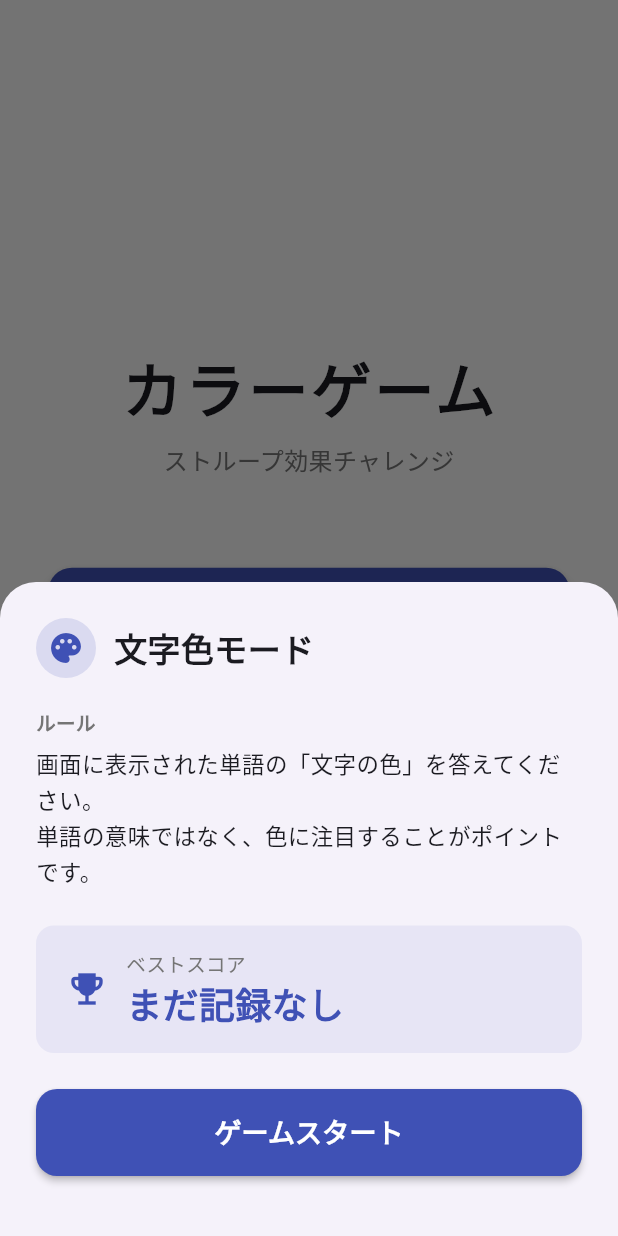
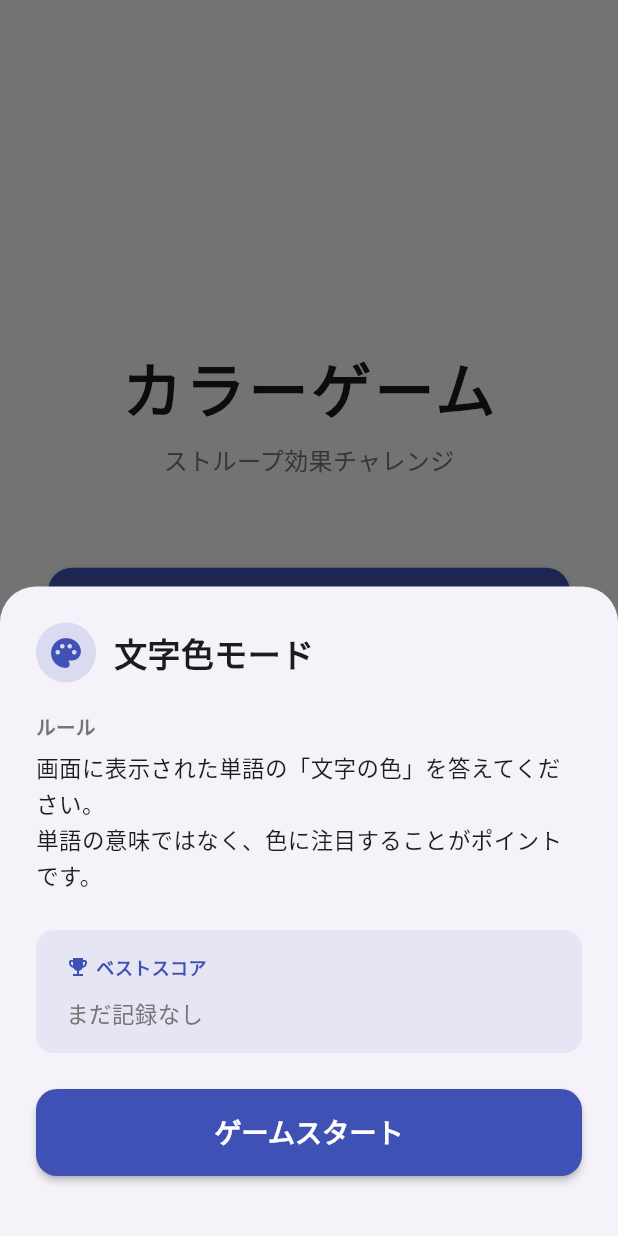
Before and after one commit to takashi145/color-game, a Flutter app: the screen it shows after launch, after a tap on "文字色モード", on a phone screen of 412 x 824 dp. Run offline on Flutter 3.47's test engine with Material 3 defaults, Android fonts, the phone set to English and light mode, and no system bars; our stand-ins replace shared_preferences.

Commit message:
Save and display best score stats (correct count, accuracy) per mode
- Add BestScoreRecord model to hold score, correct count, and total questions
- Save correct count and total questions when a new best score is set
- Show best score stats card in mode detail modal with clear header label

Co-Authored-By: Claude Sonnet 4.6 <noreply@anthropic.com>

```diff
--- /dev/null
+++ b/lib/models/best_score_record.dart
@@ -0,0 +1,16 @@
+class BestScoreRecord {
+  const BestScoreRecord({
+    required this.score,
+    required this.correctCount,
+    required this.totalQuestions,
+  });
+
+  final int score;
+  final int correctCount;
+  final int totalQuestions;
+
+  double get accuracy =>
+      totalQuestions == 0 ? 0 : correctCount / totalQuestions;
+
+  bool get hasRecord => score > 0;
+}
--- a/lib/providers/game_provider.dart
+++ b/lib/providers/game_provider.dart
@@ -3,6 +3,7 @@ import 'dart:async';
 import 'package:flutter/material.dart';
 
 import '../logic/game_logic.dart';
+import '../models/best_score_record.dart';
 import '../models/color_pair.dart';
 import '../models/game_color.dart';
 import '../models/game_state.dart';
@@ -41,31 +42,20 @@ class GameProvider extends ChangeNotifier {
   bool _isAnswering = false;
   int _countdownValue = kCountdownSeconds;
 
-  int _highScoreColor = 0;
-  int _highScoreWord = 0;
-  int _highScoreMix = 0;
+  Map<GameMode, BestScoreRecord> _bestRecords = {
+    for (final mode in GameMode.values)
+      mode: BestScoreRecord(score: 0, correctCount: 0, totalQuestions: 0),
+  };
 
   GameState get state => _state;
   int get highScore => _highScore;
   bool get isNewHighScore => _isNewHighScore;
   int get countdownValue => _countdownValue;
 
-  int highScoreForMode(GameMode mode) {
-    switch (mode) {
-      case GameMode.colorMode:
-        return _highScoreColor;
-      case GameMode.wordMode:
-        return _highScoreWord;
-      case GameMode.mixMode:
-        return _highScoreMix;
-    }
-  }
+  BestScoreRecord bestRecordForMode(GameMode mode) => _bestRecords[mode]!;
 
   Future<void> loadAllHighScores() async {
-    final stats = await _storage.getAllStats();
-    _highScoreColor = stats['highScoreColor']!;
-    _highScoreWord = stats['highScoreWord']!;
-    _highScoreMix = stats['highScoreMix']!;
+    _bestRecords = await _storage.getAllBestRecords();
     notifyListeners();
   }
 
@@ -183,17 +173,22 @@ class GameProvider extends ChangeNotifier {
     _timer?.cancel();
     _feedbackTimer?.cancel();
 
-    _isNewHighScore = await _storage.saveHighScore(_state.mode, _state.score);
+    _isNewHighScore = await _storage.saveHighScore(
+      _state.mode,
+      _state.score,
+      correctCount: _state.correctCount,
+      totalQuestions: _state.totalQuestions,
+    );
     if (_isNewHighScore) {
       _highScore = _state.score;
-      switch (_state.mode) {
-        case GameMode.colorMode:
-          _highScoreColor = _state.score;
-        case GameMode.wordMode:
-          _highScoreWord = _state.score;
-        case GameMode.mixMode:
-          _highScoreMix = _state.score;
-      }
+      _bestRecords = {
+        ..._bestRecords,
+        _state.mode: BestScoreRecord(
+          score: _state.score,
+          correctCount: _state.correctCount,
+          totalQuestions: _state.totalQuestions,
+        ),
+      };
     }
     await _storage.recordGameResult(
       correctCount: _state.correctCount,
--- a/lib/screens/home_screen.dart
+++ b/lib/screens/home_screen.dart
@@ -157,8 +157,7 @@ class _ModeDetailSheet extends StatelessWidget {
 
   @override
   Widget build(BuildContext context) {
-    final provider = context.watch<GameProvider>();
-    final highScore = provider.highScoreForMode(mode);
+    final record = context.watch<GameProvider>().bestRecordForMode(mode);
 
     return Padding(
       padding: const EdgeInsets.fromLTRB(24, 24, 24, 40),
@@ -169,7 +168,7 @@ class _ModeDetailSheet extends StatelessWidget {
           Row(
             children: [
               CircleAvatar(
-                backgroundColor: color.withOpacity(0.15),
+                backgroundColor: color.withValues(alpha: 0.15),
                 child: Icon(_icon, color: color),
               ),
               const SizedBox(width: 12),
@@ -198,30 +197,55 @@ class _ModeDetailSheet extends StatelessWidget {
             width: double.infinity,
             padding: const EdgeInsets.symmetric(vertical: 16, horizontal: 20),
             decoration: BoxDecoration(
-              color: color.withOpacity(0.08),
+              color: color.withValues(alpha: 0.08),
               borderRadius: BorderRadius.circular(12),
             ),
-            child: Row(
+            child: Column(
+              crossAxisAlignment: CrossAxisAlignment.start,
               children: [
-                Icon(Icons.emoji_events, color: color, size: 28),
-                const SizedBox(width: 12),
-                Column(
-                  crossAxisAlignment: CrossAxisAlignment.start,
+                Row(
                   children: [
+                    Icon(Icons.emoji_events, color: color, size: 16),
+                    const SizedBox(width: 4),
                     Text(
                       'ベストスコア',
-                      style: TextStyle(fontSize: 13, color: Colors.grey[600]),
-                    ),
-                    Text(
-                      highScore == 0 ? 'まだ記録なし' : '$highScore pt',
                       style: TextStyle(
-                        fontSize: 24,
+                        fontSize: 12,
                         fontWeight: FontWeight.bold,
                         color: color,
                       ),
                     ),
                   ],
                 ),
+                const SizedBox(height: 12),
+                record.hasRecord
+                    ? Row(
+                        mainAxisAlignment: MainAxisAlignment.spaceAround,
+                        children: [
+                          _StatItem(
+                            icon: Icons.star,
+                            label: 'スコア',
+                            value: '${record.score} pt',
+                            color: color,
+                          ),
+                          _StatItem(
+                            icon: Icons.check_circle_outline,
+                            label: '正解数',
+                            value: '${record.correctCount} / ${record.totalQuestions}',
+                            color: color,
+                          ),
+                          _StatItem(
+                            icon: Icons.percent,
+                            label: '正答率',
+                            value: '${(record.accuracy * 100).toStringAsFixed(0)}%',
+                            color: color,
+                          ),
+                        ],
+                      )
+                    : Text(
+                        'まだ記録なし',
+                        style: TextStyle(fontSize: 15, color: Colors.grey[600]),
+                      ),
               ],
             ),
           ),
@@ -258,3 +282,33 @@ class _ModeDetailSheet extends StatelessWidget {
     );
   }
 }
+
+class _StatItem extends StatelessWidget {
+  const _StatItem({
+    required this.icon,
+    required this.label,
+    required this.value,
+    required this.color,
+  });
+
+  final IconData icon;
+  final String label;
+  final String value;
+  final Color color;
+
+  @override
+  Widget build(BuildContext context) {
+    return Column(
+      children: [
+        Icon(icon, color: color, size: 22),
+        const SizedBox(height: 4),
+        Text(label,
+            style: TextStyle(fontSize: 11, color: Colors.grey[600])),
+        const SizedBox(height: 2),
+        Text(value,
+            style: TextStyle(
+                fontSize: 16, fontWeight: FontWeight.bold, color: color)),
+      ],
+    );
+  }
+}
```
Also changed, not shown: lib/services/storage_service.dart (+44 -5 lines).
